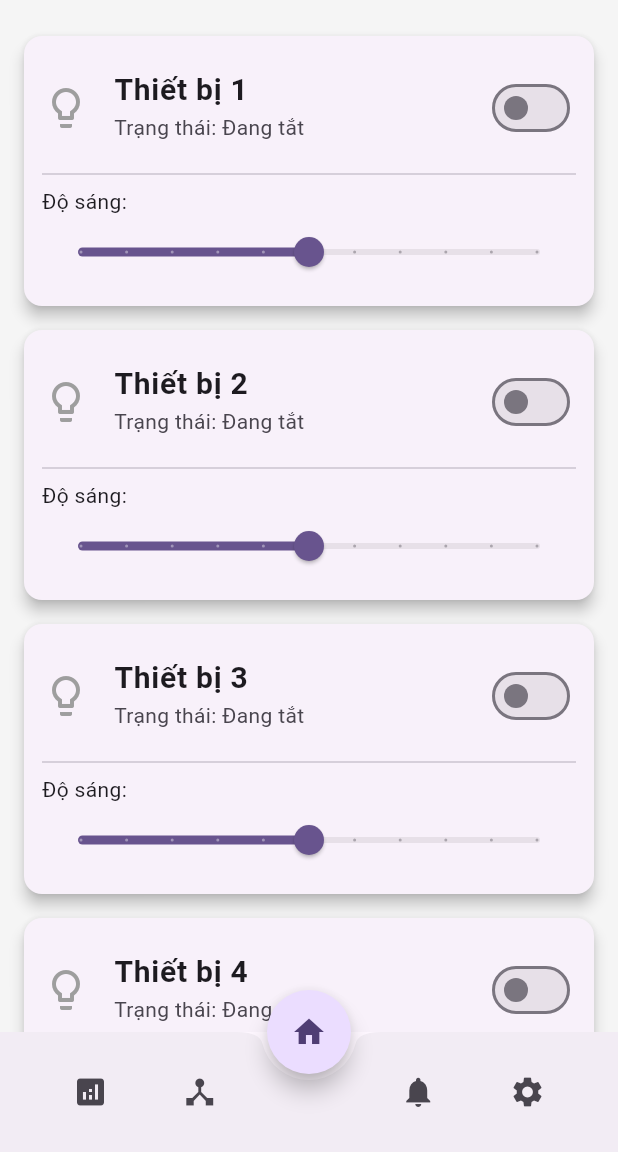
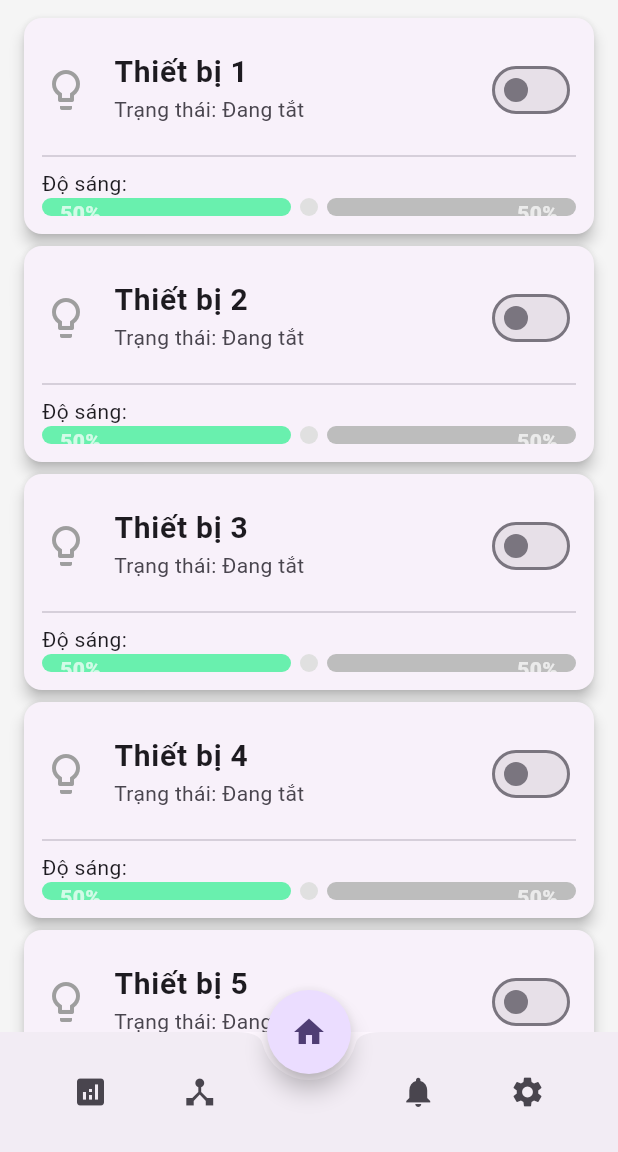
Before and after one commit to phamanhtuan-coder/dart_dieukhienthietbi, a Flutter app: the screen it shows after launch, on a phone screen of 412 x 824 dp, the part 84-1236 px from its top. Run offline on Flutter 3.47's test engine with Material 3 defaults, Android fonts, the phone set to English and light mode, and no system bars; our stand-ins replace firebase_core, fl_chart; accounts and stored records are empty.

Commit message:
Bàn giao code cho Sang

```diff
--- /dev/null
+++ b/lib/views/widgets/custom_slider.dart
@@ -0,0 +1,272 @@
+
+import 'package:flutter/material.dart';
+import 'package:flutter/services.dart';
+
+class AnimatedSlider extends StatefulWidget {
+  AnimatedSlider({
+    super.key,
+    this.value = 0.0,
+    this.barColor = Colors.white,
+    this.rightFillColor = const Color.fromARGB(255, 86, 21, 198),
+    this.leftFillColor = Colors.white12,
+    this.height = 40.0,
+    this.barWidth = 6.0,
+    this.onChange,
+    this.labelStyle = const TextStyle(
+      fontSize: 14.0,
+      color: Colors.white,
+      fontWeight: FontWeight.w800,
+    ),
+    BorderRadius? cornerRadius,
+  })  : _cornerRadius = cornerRadius ?? BorderRadius.circular(8.0),
+        assert(value >= 0 && value <= 1.0);
+
+  /// Initial progress value.
+  final double value;
+
+  final Color barColor;
+
+  final Color rightFillColor;
+
+  final Color leftFillColor;
+
+  final double height;
+
+  final double barWidth;
+
+  final BorderRadius _cornerRadius;
+
+  final TextStyle labelStyle;
+
+  final void Function(double value)? onChange;
+
+  @override
+  State<AnimatedSlider> createState() => _AnimatedSliderState();
+}
+
+const Duration _animationDuration = Duration(milliseconds: 100);
+const double _barHorizontalMargins = 6.0;
+const double _labelsHorizontalMargins = 12.0;
+
+class _AnimatedSliderState extends State<AnimatedSlider> {
+  late final _dragBarWidth = widget.barWidth + (_barHorizontalMargins * 2);
+  late final _dragRegion = Size(_dragBarWidth + 20, widget.height);
+
+  late final _progressNotifier = ValueNotifier<double>(widget.value);
+  late final _overflowingNotifier = ValueNotifier<bool>(false);
+
+  TextStyle get _labelStyle {
+    return widget.labelStyle.copyWith(
+      color: widget.labelStyle.color?.withOpacity(_overflowingNotifier.value ? 1 : 0.7),
+    );
+  }
+
+  void _onTextSizeChange(double textWidth, double leftBoxWidth, double rightBoxWidth) {
+    double labelWidth = textWidth + _labelsHorizontalMargins;
+
+    if (leftBoxWidth < labelWidth || rightBoxWidth < labelWidth) {
+      _overflowingNotifier.value = true;
+    } else {
+      _overflowingNotifier.value = false;
+    }
+  }
+
+  void _onHorizontalDragUpdate(DragUpdateDetails dragDetails, double sliderWidth) {
+    double position = (dragDetails.globalPosition.dx - _dragBarWidth) / sliderWidth;
+    _progressNotifier.value = position.clamp(0.0, 1.0);
+    widget.onChange?.call(_progressNotifier.value);
+    HapticFeedback.selectionClick();
+  }
+
+  @override
+  Widget build(BuildContext context) {
+    return SizedBox(
+      height: widget.height,
+      child: LayoutBuilder(
+        builder: (context, constraints) {
+          double sliderWidth = constraints.maxWidth;
+          double sliderHeight = constraints.maxHeight;
+          double sliderWidthWithOutBar = sliderWidth - _dragBarWidth;
+
+          return ValueListenableBuilder(
+            valueListenable: _progressNotifier,
+            builder: (context, progress, _) {
+              double leftBoxWidth = sliderWidthWithOutBar * progress;
+              double rightBoxWidth = sliderWidthWithOutBar - leftBoxWidth;
+              int progressInPercentage = (progress * 100).toInt();
+
+              return Stack(
+                clipBehavior: Clip.none,
+                children: [
+                  Row(
+                    children: [
+                      /// Left Box
+                      AnimatedContainer(
+                        width: leftBoxWidth,
+                        height: sliderHeight,
+                        duration: _animationDuration,
+                        decoration: BoxDecoration(
+                          color: widget.leftFillColor,
+                          borderRadius: widget._cornerRadius,
+                        ),
+                      ),
+
+                      /// Bar
+                      _DraggableBar(
+                        color: widget.barColor,
+                        width: widget.barWidth,
+                        cornerRadius: widget._cornerRadius,
+                      ),
+
+                      /// Right Box
+                      AnimatedContainer(
+                        width: rightBoxWidth,
+                        height: sliderHeight,
+                        duration: _animationDuration,
+                        decoration: BoxDecoration(
+                          color: widget.rightFillColor,
+                          borderRadius: widget._cornerRadius,
+                        ),
+                      ),
+                    ],
+                  ),
+
+                  /// Progress Labels
+                  ValueListenableBuilder(
+                    valueListenable: _overflowingNotifier,
+                    builder: (context, isOverflowing, child) {
+                      return AnimatedPositioned.fromRect(
+                        duration: _animationDuration,
+                        rect: Rect.fromCenter(
+                          width: sliderWidth,
+                          height: sliderHeight,
+                          center: Offset(sliderWidth / 2, sliderHeight / (isOverflowing ? -2 : 2)),
+                        ),
+                        child: child!,
+                      );
+                    },
+                    child: Padding(
+                      padding: const EdgeInsets.symmetric(horizontal: _labelsHorizontalMargins),
+                      child: Row(
+                        mainAxisAlignment: MainAxisAlignment.spaceBetween,
+                        children: [
+                          /// Left Progress Text
+                          ComputedText(
+                            '$progressInPercentage%',
+                            style: _labelStyle,
+                            onSizeChange: (double textWidth) =>
+                                _onTextSizeChange(textWidth, leftBoxWidth, rightBoxWidth),
+                          ),
+
+                          /// Right Progress Text
+                          ComputedText(
+                            '${100 - progressInPercentage}%',
+                            style: _labelStyle,
+                            onSizeChange: (size) {},
+                          ),
+                        ],
+                      ),
+                    ),
+                  ),
+
+                  /// Drag Paddler with extra drag region.
+                  Positioned.fromRect(
+                    rect: Rect.fromCenter(
+                      width: _dragRegion.width,
+                      height: _dragRegion.height,
+                      center: Offset(leftBoxWidth + _dragBarWidth / 2, sliderHeight / 2),
+                    ),
+                    child: GestureDetector(
+                      behavior: HitTestBehavior.translucent,
+                      onHorizontalDragUpdate: (dragDetails) => _onHorizontalDragUpdate(dragDetails, sliderWidth),
+                    ),
+                  ),
+                ],
+              );
+            },
+          );
+        },
+      ),
+    );
+  }
+}
+
+class _DraggableBar extends StatelessWidget {
+  const _DraggableBar({
+    required this.width,
+    required this.color,
+    required this.cornerRadius,
+  });
+
+  final double width;
+  final Color color;
+  final BorderRadiusGeometry cornerRadius;
+
+  @override
+  Widget build(BuildContext context) {
+    return Container(
+      width: width,
+      decoration: BoxDecoration(
+        color: color,
+        borderRadius: cornerRadius,
+      ),
+      margin: const EdgeInsets.symmetric(
+        horizontal: _barHorizontalMargins,
+      ),
+    );
+  }
+}
+
+class ComputedText extends StatefulWidget {
+  const ComputedText(
+      this.text, {
+        super.key,
+        required this.style,
+        this.onSizeChange,
+      });
+
+  final String text;
+  final TextStyle style;
+  final void Function(double textWidth)? onSizeChange;
+
+  @override
+  State<ComputedText> createState() => _ComputedTextState();
+}
+
+class _ComputedTextState extends State<ComputedText> {
+  Size _calculateSize() {
+    final textLayout = TextPainter(
+      text: TextSpan(text: widget.text, style: widget.style),
+      maxLines: 1,
+      textScaler: TextScaler.noScaling,
+      textDirection: TextDirection.ltr,
+    )..layout();
+    return textLayout.size;
+  }
+
+  @override
+  void initState() {
+    super.initState();
+    WidgetsBinding.instance.addPostFrameCallback((_) {
+      widget.onSizeChange?.call(_calculateSize().width);
+    });
+  }
+
+  @override
+  void didUpdateWidget(covariant ComputedText oldWidget) {
+    if (oldWidget.text != widget.text) {
+      WidgetsBinding.instance.addPostFrameCallback((_) {
+        widget.onSizeChange?.call(_calculateSize().width);
+      });
+    }
+    super.didUpdateWidget(oldWidget);
+  }
+
+  @override
+  Widget build(BuildContext context) {
+    return Text(
+      widget.text,
+      style: widget.style,
+    );
+  }
+}
--- a/lib/views/widgets/device_card.dart
+++ b/lib/views/widgets/device_card.dart
@@ -1,6 +1,7 @@
 
+import 'package:dieukhienthietbi/views/widgets/custom_slider.dart';
 import 'package:flutter/material.dart';
-import '../../models/Device.dart';
+import '../../models/device.dart';
 
 
 class DeviceCard extends StatefulWidget {
@@ -8,10 +9,10 @@ class DeviceCard extends StatefulWidget {
   final Function(Device) onDeviceUpdated;
 
   const DeviceCard({
-    Key? key,
+    super.key,
     required this.device,
     required this.onDeviceUpdated,
-  }) : super(key: key);
+  });
 
   @override
   State<DeviceCard> createState() => _DeviceCardState();
@@ -37,7 +38,7 @@ class _DeviceCardState extends State<DeviceCard> {
   @override
   Widget build(BuildContext context) {
     return Card(
-      margin: const EdgeInsets.symmetric(vertical: 8, horizontal: 16),
+      margin: const EdgeInsets.symmetric(vertical: 4, horizontal: 16),
       elevation: 4,
       shape: RoundedRectangleBorder(
         borderRadius: BorderRadius.circular(12),
@@ -73,19 +74,33 @@ class _DeviceCardState extends State<DeviceCard> {
             ),
             const Divider(),
             const Text('Độ sáng:'),
-            Slider(
+            AnimatedSlider(
               value: brightness,
-              min: 0.0,
-              max: 1.0,
-              divisions: 10,
-              label: '${(brightness * 100).round()}%',
-              onChanged: (value) {
+              barColor: Colors.grey[300]!,
+              rightFillColor: Colors.grey[400]!,
+              leftFillColor: Colors.greenAccent,
+              height: 12,
+              barWidth: 12,
+              onChange: (value) {
                 setState(() {
                   brightness = value;
                 });
                 _updateDevice();
               },
             ),
+            // Slider(
+            //   value: brightness,
+            //   min: 0.0,
+            //   max: 1.0,
+            //   divisions: 10,
+            //   label: '${(brightness * 100).round()}%',
+            //   onChanged: (value) {
+            //     setState(() {
+            //       brightness = value;
+            //     });
+            //     _updateDevice();
+            //   },
+            // ),
           ],
         ),
       ),
--- a/pubspec.yaml
+++ b/pubspec.yaml
@@ -35,6 +35,8 @@ dependencies:
   # The following adds the Cupertino Icons font to your application.
   # Use with the CupertinoIcons class for iOS style icons.
   cupertino_icons: ^1.0.8
+  firebase_core: ^3.7.0
+  fl_chart: ^0.68.0
 
 dev_dependencies:
   flutter_test:
```
Also changed, not shown: lib/main.dart (+8 -1 lines), lib/views/chart_page.dart (added, +87 -0 lines), lib/views/home_page.dart (+21 -5 lines), firebase.json (added), lib/firebase_options.dart (added), lib/models/device.dart (renamed from lib/models/Device.dart), pubspec.lock, 6 other files.
